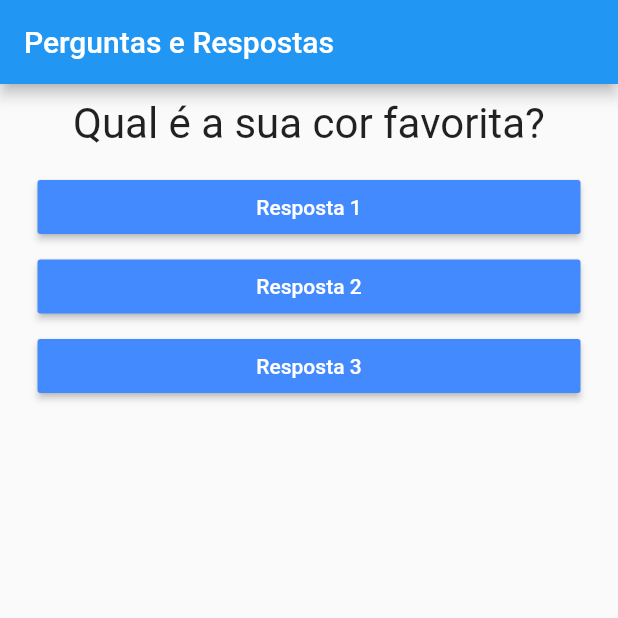
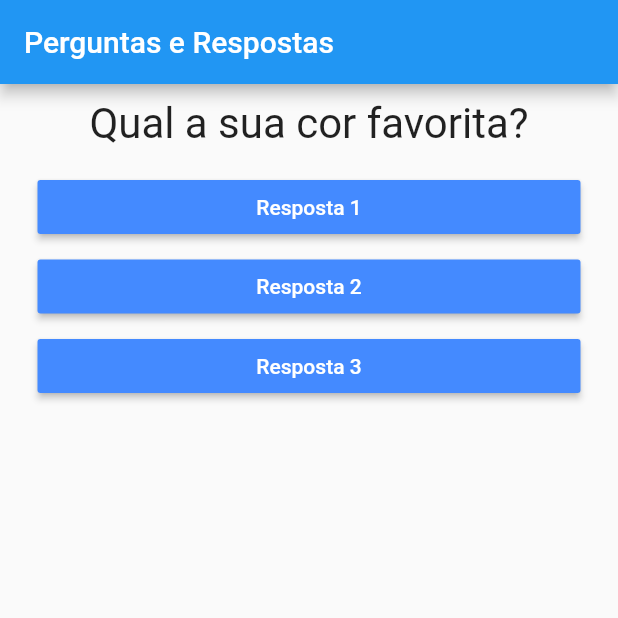
Before and after one commit to devleandrodias/udemy-cod3r-flutter, a Flutter app: the screen it shows after launch, on a phone screen of 412 x 824 dp, the top half of it. Run offline on Flutter 3.47's test engine with Material 2 defaults, Android fonts, the phone set to English and light mode, and no system bars.

```diff
--- a/projeto_perguntas/lib/main.dart
+++ b/projeto_perguntas/lib/main.dart
@@ -15,9 +15,19 @@ class _PerguntaAppState extends State<PerguntaApp> {
 
   @override
   Widget build(BuildContext context) {
-    final List<String> perguntas = [
-      'Qual é a sua cor favorita?',
-      'Qual é o seu animal favorito'
+    final List<Map<String, Object>> perguntas = [
+      {
+        'texto': 'Qual a sua cor favorita?',
+        'respostas': ['Cinza', 'Preto', 'Vermelho', 'Roxo']
+      },
+      {
+        'texto': 'Qual é o seu animal favorito?',
+        'respostas': ['-> Thaísa S2 <-', 'Macaco', 'Golfinho', 'Canguru']
+      },
+      {
+        'texto': 'Qual seu instrutor favorito?',
+        'respostas': ['Balta', 'Eduardo', 'Léo', 'Wesley', 'Rodrigo']
+      }
     ];
 
     return MaterialApp(
@@ -27,7 +37,7 @@ class _PerguntaAppState extends State<PerguntaApp> {
         ),
         body: Column(
           children: <Widget>[
-            Questao(perguntas[_perguntaSelecionada]),
+            Questao(perguntas[_perguntaSelecionada]['texto']),
             Resposta('Resposta 1', _responder),
             Resposta('Resposta 2', _responder),
             Resposta('Resposta 3', _responder),
```
